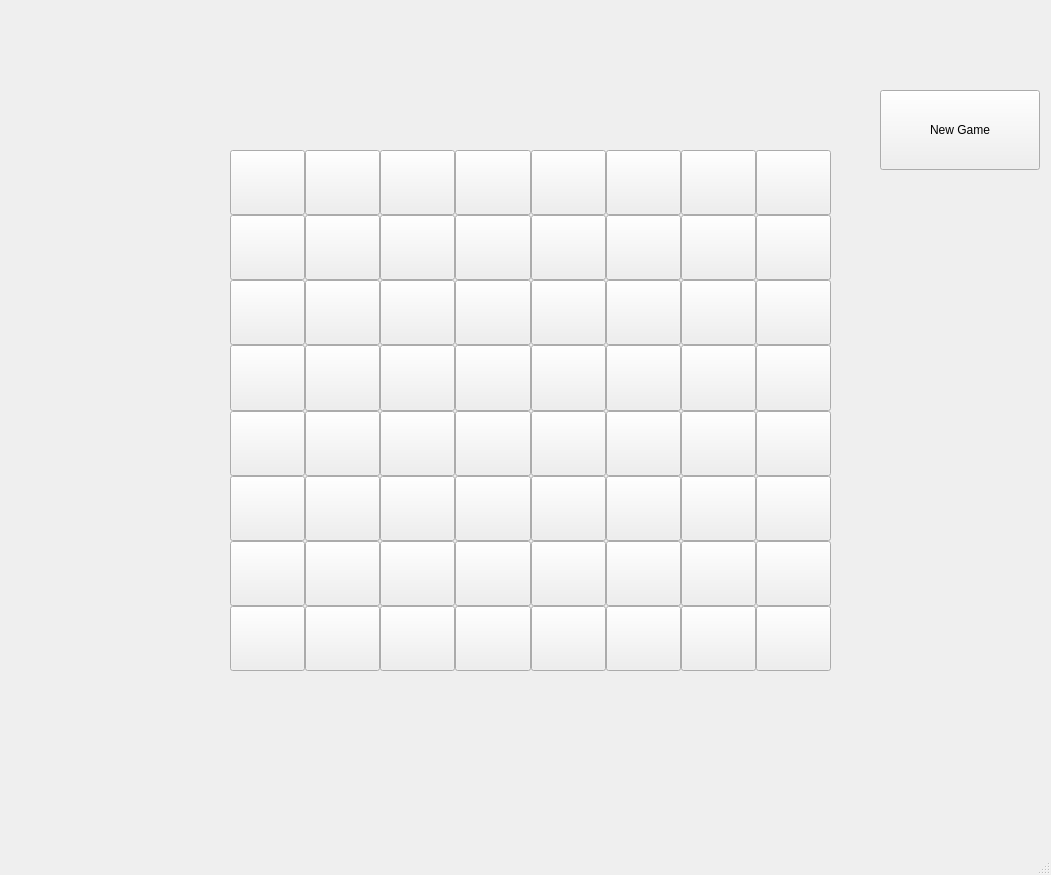
Old version of the form Vue.ui in the repository lyg2/Projet_Echecs_Chess.
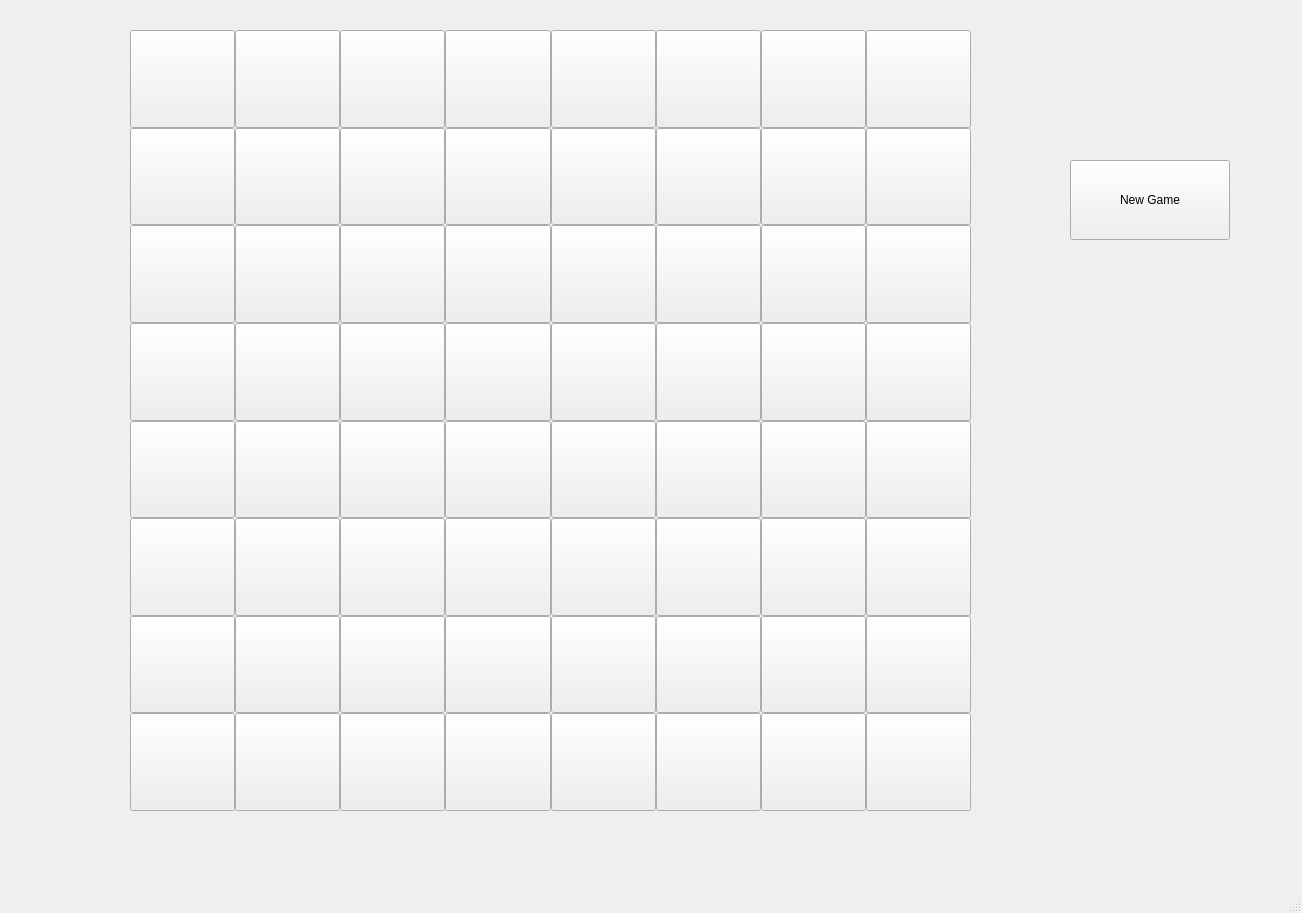
New version of the form.

```diff
--- a/Vue.ui
+++ b/Vue.ui
@@ -6,8 +6,8 @@
    <rect>
     <x>0</x>
     <y>0</y>
-    <width>1051</width>
-    <height>875</height>
+    <width>1302</width>
+    <height>913</height>
    </rect>
   </property>
   <property name="windowTitle">
@@ -20,10 +20,10 @@
    <widget class="QWidget" name="gridLayoutWidget">
     <property name="geometry">
      <rect>
-      <x>230</x>
-      <y>150</y>
-      <width>601</width>
-      <height>521</height>
+      <x>130</x>
+      <y>30</y>
+      <width>841</width>
+      <height>781</height>
      </rect>
     </property>
     <property name="sizePolicy">
@@ -873,8 +873,8 @@
    <widget class="QWidget" name="verticalLayoutWidget">
     <property name="geometry">
      <rect>
-      <x>880</x>
-      <y>90</y>
+      <x>1070</x>
+      <y>160</y>
       <width>160</width>
       <height>80</height>
      </rect>
```
Left out of the diff: 4 changed lines with no effect on the pictures.
